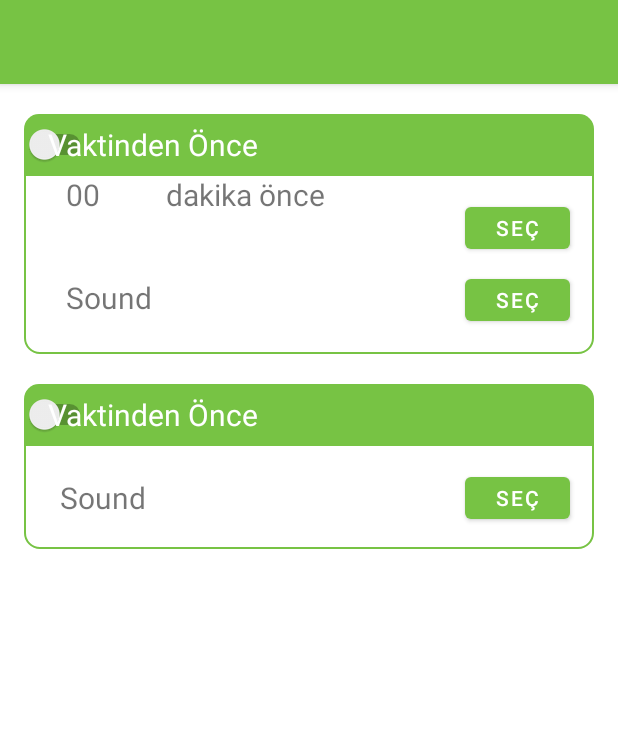
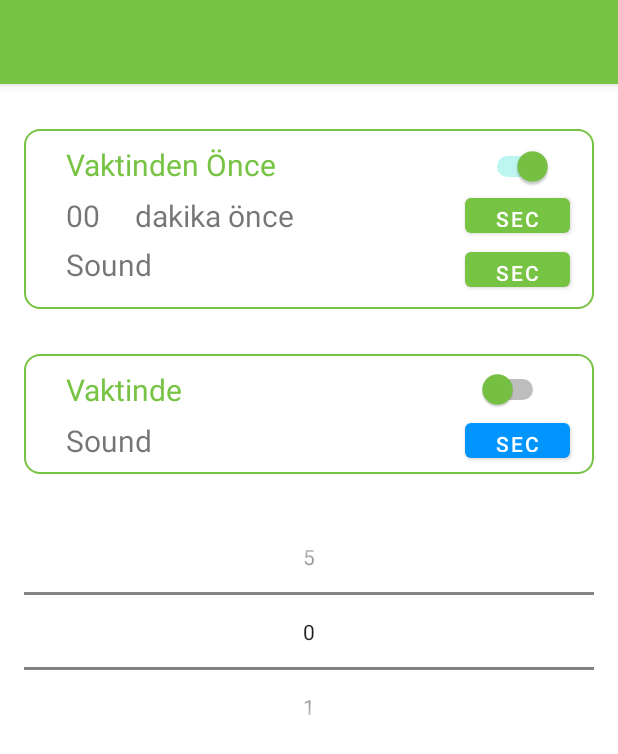
Before and after one commit to FatihKilic1905/MuminAppAndroidGttHubProject, an Android app: the SoundSettingsDetailActivity screen opened directly, with no data from a screen before it, on a phone screen of 412 x 824 dp. Shown: the top 754 px of the screen. Run offline under Robolectric (Android 15) with nearby library versions, the phone set to English and light mode, and no system bars.

Commit message:
13112021-2059

```diff
--- a/app/src/main/java/com/fatihkilic/muminappandroid/Ayarlar/AyarlarActivity.java
+++ b/app/src/main/java/com/fatihkilic/muminappandroid/Ayarlar/AyarlarActivity.java
@@ -25,6 +25,7 @@ public class AyarlarActivity extends AppCompatActivity {
         View view = binding.getRoot();
         setContentView(view);
 
+        getSupportActionBar().setTitle("Ayarlar");
 
 
 
--- a/app/src/main/java/com/fatihkilic/muminappandroid/Ayarlar/SesSettingsActivity.java
+++ b/app/src/main/java/com/fatihkilic/muminappandroid/Ayarlar/SesSettingsActivity.java
@@ -14,6 +14,10 @@ public class SesSettingsActivity extends AppCompatActivity {
     protected void onCreate(Bundle savedInstanceState) {
         super.onCreate(savedInstanceState);
         setContentView(R.layout.activity_ses_settings);
+
+        getSupportActionBar().setTitle("Ses Ayarları");
+
+
     }
 
 
--- a/app/src/main/java/com/fatihkilic/muminappandroid/Ayarlar/SoundSettingsDetailActivity.java
+++ b/app/src/main/java/com/fatihkilic/muminappandroid/Ayarlar/SoundSettingsDetailActivity.java
@@ -1,21 +1,31 @@
 package com.fatihkilic.muminappandroid.Ayarlar;
 
+import androidx.annotation.ColorInt;
 import androidx.appcompat.app.AppCompatActivity;
+import androidx.appcompat.widget.SwitchCompat;
+import androidx.core.content.ContextCompat;
 
+import android.annotation.SuppressLint;
+import android.content.Context;
 import android.content.Intent;
+import android.graphics.Color;
 import android.os.Bundle;
 import android.renderscript.ScriptGroup;
 import android.view.View;
+import android.widget.CompoundButton;
+import android.widget.NumberPicker;
+import android.widget.Switch;
 
 import com.fatihkilic.muminappandroid.R;
-import com.fatihkilic.muminappandroid.databinding.ActivityAyarlarBinding;
 import com.fatihkilic.muminappandroid.databinding.ActivitySoundSettingsDetailBinding;;
 
 public class SoundSettingsDetailActivity extends AppCompatActivity {
 
     String VakitInfo;
     private ActivitySoundSettingsDetailBinding binding;
+    Switch anahtarVaktinde;
 
+    @SuppressLint("WrongViewCast")
     @Override
     protected void onCreate(Bundle savedInstanceState) {
         super.onCreate(savedInstanceState);
@@ -25,6 +35,48 @@ public class SoundSettingsDetailActivity extends AppCompatActivity {
         View view = binding.getRoot();
         setContentView(view);
 
+        anahtarVaktinde = binding.vaktindenOnceSwitch;
+        binding.vaktindenOnceSwitch.setChecked(true);
+
+        anahtarVaktinde.setOnCheckedChangeListener(new CompoundButton.OnCheckedChangeListener() {
+            @Override
+            public void onCheckedChanged(CompoundButton buttonView, boolean isChecked) {
+
+                if (isChecked) {
+
+                   // binding.vaktindenOnceBaslikBack.setBackground(ContextCompat.getDrawable(Context, R.drawable.corner_layer_top_2_radius_red));
+
+                    binding.vaktindenOnceSoundSelectButton.setBackgroundColor(Color.rgb(119,195,68));
+                    binding.vaktindenOnceSoundTitle.setText("Sound");
+                    binding.vaktindenOnceSoundSelectButton.setEnabled(true);
+
+
+                } else {
+
+                    binding.vaktindenOnceSoundSelectButton.setBackgroundColor(Color.rgb(255,0,0));
+                    binding.vaktindenOnceSoundTitle.setText("Kapalı");
+                    binding.vaktindenOnceSoundSelectButton.setEnabled(false);
+
+
+                }
+
+
+            }
+        });
+
+        binding.soundPickerList.setMaxValue(5);
+        binding.soundPickerList.setMinValue(0);
+        binding.soundPickerList.setValue(0);
+
+        binding.soundPickerList.setOnValueChangedListener(new NumberPicker.OnValueChangeListener() {
+            @Override
+            public void onValueChange(NumberPicker picker, int oldVal, int newVal) {
+
+            }
+        });
+
+
+
 
         Intent VakitIntent = getIntent();
         VakitInfo = VakitIntent.getStringExtra("VakitInfo");
@@ -32,7 +84,21 @@ public class SoundSettingsDetailActivity extends AppCompatActivity {
         getSupportActionBar().setTitle(VakitInfo);
 
 
+        //binding.vaktindenOnceBaslikBack.setBackground(ContextCompat.getDrawable(this, R.drawable.corner_layer_top_2_radius_red));
+
+        binding.vaktindeSoundSelectButton.setBackgroundColor(Color.rgb(0,149,254));
+
+
+
+
+
+
 
 
     }
+
+
+
+
+
 }
--- a/app/src/main/java/com/fatihkilic/muminappandroid/ui/mumin/muminFragment.java
+++ b/app/src/main/java/com/fatihkilic/muminappandroid/ui/mumin/muminFragment.java
@@ -98,8 +98,7 @@ public class muminFragment extends Fragment {
 
         sistemTarihiVoid();
         sistemSaatiVoid();
-        getEzanVakti();
-        VaktinCikmasinaTimer();
+
         System.out.println("tarih" + System.currentTimeMillis());
 
         return root;
--- /dev/null
+++ b/app/src/main/res/drawable-v24/corner_layer_top_2_radius_red.xml
@@ -0,0 +1,12 @@
+<?xml version="1.0" encoding="utf-8"?>
+<shape xmlns:android="http://schemas.android.com/apk/res/android">
+
+    <solid
+        android:color="@color/red"></solid>
+
+    <corners
+        android:topLeftRadius="10dp"
+        android:topRightRadius="10dp"></corners>
+
+
+</shape>
--- a/app/src/main/res/layout/activity_sound_settings_detail.xml
+++ b/app/src/main/res/layout/activity_sound_settings_detail.xml
@@ -9,54 +9,10 @@
 
     <androidx.constraintlayout.widget.ConstraintLayout
         android:layout_width="380dp"
-        android:layout_height="40dp"
-        android:layout_gravity="center"
-        android:layout_marginTop="20dp"
-        android:background="@drawable/corner_layer_top_2_radius"
-        app:layout_constraintEnd_toEndOf="parent"
-        app:layout_constraintStart_toStartOf="parent">
-
-        <Switch
-            android:id="@+id/vaktindenOnceSwitch"
-            android:layout_width="wrap_content"
-            android:layout_height="wrap_content"
-            android:text=""
-            app:layout_constraintBottom_toBottomOf="parent"
-            app:layout_constraintTop_toTopOf="parent"
-            app:layout_constraintVertical_bias="0.538"
-            tools:layout_editor_absoluteX="301dp"
-            tools:ignore="MissingConstraints" />
-
-        <TextView
-            android:id="@+id/vaktindenOnceTitle"
-            android:layout_width="wrap_content"
-            android:layout_height="wrap_content"
-            android:layout_marginStart="16dp"
-            android:text="Vaktinden Önce"
-            android:textColor="@color/white"
-            android:textSize="20dp"
-            app:layout_constraintBottom_toBottomOf="parent"
-            app:layout_constraintStart_toStartOf="parent"
-            app:layout_constraintTop_toTopOf="parent" />
-    </androidx.constraintlayout.widget.ConstraintLayout>
-
-    <androidx.constraintlayout.widget.ConstraintLayout
-        android:layout_width="380dp"
         android:layout_height="120dp"
         android:layout_gravity="center"
-
-        android:background="@drawable/layer_stroke_bottom_corner_radius">
-
-        <TextView
-            android:id="@+id/minuteTitle"
-            android:layout_width="wrap_content"
-            android:layout_height="wrap_content"
-            android:layout_marginStart="28dp"
-            android:text="00"
-            android:textSize="20dp"
-            app:layout_constraintStart_toStartOf="parent"
-            tools:layout_editor_absoluteY="29dp"
-            tools:ignore="MissingConstraints" />
+        android:layout_marginTop="30dp"
+        android:background="@drawable/layer_stroke_4_corner">
 
         <TextView
             android:id="@+id/vaktindenOnceSoundTitle"
@@ -68,104 +24,141 @@
             app:layout_constraintBottom_toBottomOf="parent"
             app:layout_constraintStart_toStartOf="parent"
             app:layout_constraintTop_toTopOf="parent"
-            app:layout_constraintVertical_bias="0.741" />
+            app:layout_constraintVertical_bias="0.827" />
 
         <TextView
             android:id="@+id/dakikaOnceTitle"
             android:layout_width="wrap_content"
             android:layout_height="wrap_content"
+            android:layout_marginTop="44dp"
             android:text="dakika önce"
             android:textSize="20dp"
-            app:layout_constraintEnd_toEndOf="parent"
-            app:layout_constraintHorizontal_bias="0.345"
+            app:layout_constraintEnd_toStartOf="@+id/mibuteSelectButton"
+            app:layout_constraintHorizontal_bias="0.17"
+            app:layout_constraintStart_toEndOf="@+id/minuteTitle"
+            app:layout_constraintTop_toTopOf="parent"
+            tools:ignore="MissingConstraints" />
+
+        <TextView
+            android:id="@+id/minuteTitle"
+            android:layout_width="wrap_content"
+            android:layout_height="wrap_content"
+            android:layout_marginStart="28dp"
+            android:layout_marginTop="44dp"
+            android:text="00"
+            android:textSize="20dp"
             app:layout_constraintStart_toStartOf="parent"
-            tools:layout_editor_absoluteY="29dp"
+            app:layout_constraintTop_toTopOf="parent"
             tools:ignore="MissingConstraints" />
 
         <Button
             android:id="@+id/mibuteSelectButton"
             android:layout_width="70dp"
-            android:layout_height="40dp"
-            android:layout_marginTop="16dp"
+            android:layout_height="35dp"
+            android:layout_marginTop="40dp"
             android:layout_marginEnd="16dp"
             android:text="Seç"
+
             app:layout_constraintEnd_toEndOf="parent"
             app:layout_constraintTop_toTopOf="parent" />
 
         <Button
             android:id="@+id/vaktindenOnceSoundSelectButton"
             android:layout_width="70dp"
-            android:layout_height="40dp"
-            android:layout_marginTop="64dp"
+            android:layout_height="35dp"
+            android:layout_marginTop="76dp"
             android:layout_marginEnd="16dp"
             android:text="Seç"
             app:layout_constraintEnd_toEndOf="parent"
+            app:layout_constraintTop_toTopOf="parent" />
+
+        <Switch
+            android:id="@+id/vaktindenOnceSwitch"
+            android:layout_width="59dp"
+            android:layout_height="29dp"
+            android:layout_marginTop="10dp"
+            android:text=""
+            android:thumbTint="@color/muminAppGreen"
+            app:layout_constraintEnd_toEndOf="parent"
+            app:layout_constraintHorizontal_bias="0.822"
+            app:layout_constraintStart_toEndOf="@+id/vaktindenOnceTitle"
+            app:layout_constraintTop_toTopOf="parent"
+            tools:ignore="MissingConstraints" />
+
+        <TextView
+            android:id="@+id/vaktindenOnceTitle"
+            android:layout_width="wrap_content"
+            android:layout_height="wrap_content"
+            android:layout_marginStart="28dp"
+            android:layout_marginTop="10dp"
+            android:text="Vaktinden Önce"
+            android:textColor="@color/muminAppGreen"
+            android:textSize="20dp"
+            app:layout_constraintStart_toStartOf="parent"
             app:layout_constraintTop_toTopOf="parent" />
     </androidx.constraintlayout.widget.ConstraintLayout>
 
     <androidx.constraintlayout.widget.ConstraintLayout
         android:layout_width="380dp"
-        android:layout_height="40dp"
+        android:layout_height="80dp"
         android:layout_gravity="center"
-        android:layout_marginTop="20dp"
-        android:background="@drawable/corner_layer_top_2_radius"
-        app:layout_constraintEnd_toEndOf="parent"
-        app:layout_constraintStart_toStartOf="parent">
+        android:layout_marginTop="30dp"
+
+        android:background="@drawable/layer_stroke_4_corner">
+
+        <Button
+            android:id="@+id/vaktindeSoundSelectButton"
+            android:layout_width="70dp"
+            android:layout_height="35dp"
+            android:layout_marginTop="40dp"
+            android:layout_marginEnd="16dp"
+            android:text="Seç"
+            app:layout_constraintEnd_toEndOf="parent"
+            app:layout_constraintTop_toTopOf="parent" />
 
         <Switch
             android:id="@+id/vaktindeSwitch"
             android:layout_width="wrap_content"
             android:layout_height="wrap_content"
+            android:layout_marginStart="196dp"
+            android:layout_marginTop="10dp"
             android:text=""
-            app:layout_constraintBottom_toBottomOf="parent"
+android:thumbTint="@color/muminAppGreen"         app:layout_constraintStart_toEndOf="@+id/VaktindeTitle"
             app:layout_constraintTop_toTopOf="parent"
-            app:layout_constraintVertical_bias="0.538"
-            tools:layout_editor_absoluteX="301dp"
             tools:ignore="MissingConstraints" />
 
         <TextView
             android:id="@+id/VaktindeTitle"
             android:layout_width="wrap_content"
             android:layout_height="wrap_content"
-            android:layout_marginStart="16dp"
-            android:text="Vaktinden Önce"
-            android:textColor="@color/white"
+            android:layout_marginStart="28dp"
+            android:layout_marginTop="10dp"
+            android:text="Vaktinde"
+            android:textColor="@color/muminAppGreen"
             android:textSize="20dp"
-            app:layout_constraintBottom_toBottomOf="parent"
             app:layout_constraintStart_toStartOf="parent"
-            app:layout_constraintTop_toTopOf="parent" />
-    </androidx.constraintlayout.widget.ConstraintLayout>
-
-    <androidx.constraintlayout.widget.ConstraintLayout
-        android:layout_width="380dp"
-        android:layout_height="70dp"
-        android:layout_gravity="center"
-
-        android:background="@drawable/layer_stroke_bottom_corner_radius">
-
-        <Button
-            android:id="@+id/vaktindeSoundSelectButton"
-            android:layout_width="70dp"
-            android:layout_height="40dp"
-            android:layout_marginTop="16dp"
-            android:layout_marginEnd="16dp"
-            android:text="Seç"
-            app:layout_constraintEnd_toEndOf="parent"
             app:layout_constraintTop_toTopOf="parent" />
 
         <TextView
             android:id="@+id/vaktindeSoundTitle"
             android:layout_width="wrap_content"
             android:layout_height="wrap_content"
-            android:layout_marginStart="24dp"
+            android:layout_marginStart="28dp"
+            android:layout_marginTop="44dp"
             android:text="Sound"
             android:textSize="20dp"
-            app:layout_constraintBottom_toBottomOf="parent"
             app:layout_constraintStart_toStartOf="parent"
-            app:layout_constraintTop_toTopOf="parent"
-            app:layout_constraintVertical_bias="0.511" />
+            app:layout_constraintTop_toTopOf="parent" />
     </androidx.constraintlayout.widget.ConstraintLayout>
 
+<NumberPicker
+    android:id="@+id/soundPickerList"
+    android:layout_width="380dp"
+    android:layout_height="150dp"
+    android:layout_marginTop="30dp"
+    android:layout_gravity="center"
 
 
+    ></NumberPicker>
+
 </LinearLayout>
```
